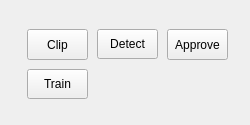
sensehawk/qgis_plugin, file windows/nextracker/nextracker_tools.ui: the form before one commit.
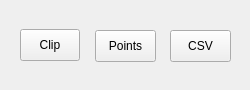
The form after the commit.

Diff of the .ui file:
```diff
--- a/windows/nextracker/nextracker_tools.ui
+++ b/windows/nextracker/nextracker_tools.ui
@@ -7,7 +7,7 @@
     <x>0</x>
     <y>0</y>
     <width>250</width>
-    <height>125</height>
+    <height>90</height>
    </rect>
   </property>
   <property name="sizePolicy">
@@ -19,7 +19,7 @@
   <property name="minimumSize">
    <size>
     <width>250</width>
-    <height>125</height>
+    <height>90</height>
    </size>
   </property>
   <property name="windowTitle">
@@ -28,10 +28,10 @@
   <widget class="QPushButton" name="clip_button">
    <property name="geometry">
     <rect>
-     <x>27</x>
+     <x>20</x>
      <y>29</y>
-     <width>61</width>
-     <height>31</height>
+     <width>60</width>
+     <height>32</height>
     </rect>
    </property>
    <property name="text">
@@ -41,40 +41,27 @@
   <widget class="QPushButton" name="train_button">
    <property name="geometry">
     <rect>
-     <x>27</x>
-     <y>69</y>
+     <x>95</x>
+     <y>30</y>
      <width>61</width>
-     <height>30</height>
+     <height>32</height>
     </rect>
    </property>
    <property name="text">
-    <string>Train</string>
+    <string>Points</string>
    </property>
   </widget>
   <widget class="QPushButton" name="approve_button">
    <property name="geometry">
     <rect>
-     <x>167</x>
-     <y>29</y>
+     <x>170</x>
+     <y>30</y>
      <width>61</width>
-     <height>31</height>
+     <height>32</height>
     </rect>
    </property>
    <property name="text">
-    <string>Approve</string>
-   </property>
-  </widget>
-  <widget class="QPushButton" name="detect_button">
-   <property name="geometry">
-    <rect>
-     <x>97</x>
-     <y>29</y>
-     <width>61</width>
-     <height>30</height>
-    </rect>
-   </property>
-   <property name="text">
-    <string>Detect</string>
+    <string>CSV</string>
    </property>
   </widget>
  </widget>
```
Left out of the diff: 4 changed lines with no effect on the pictures.
